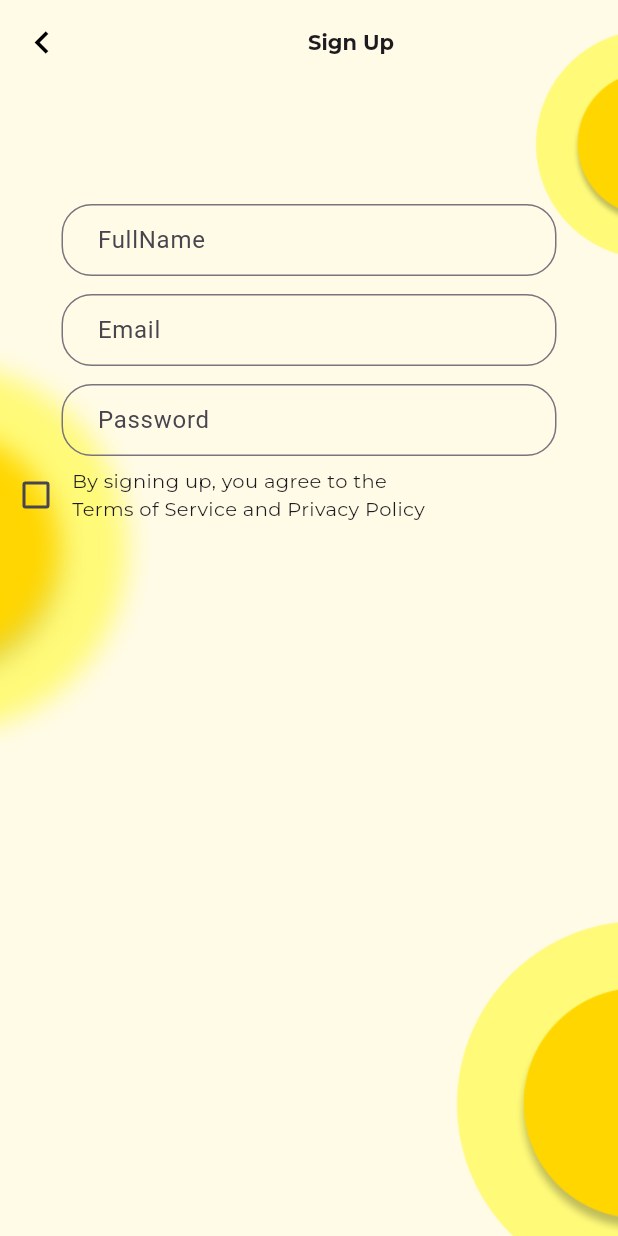
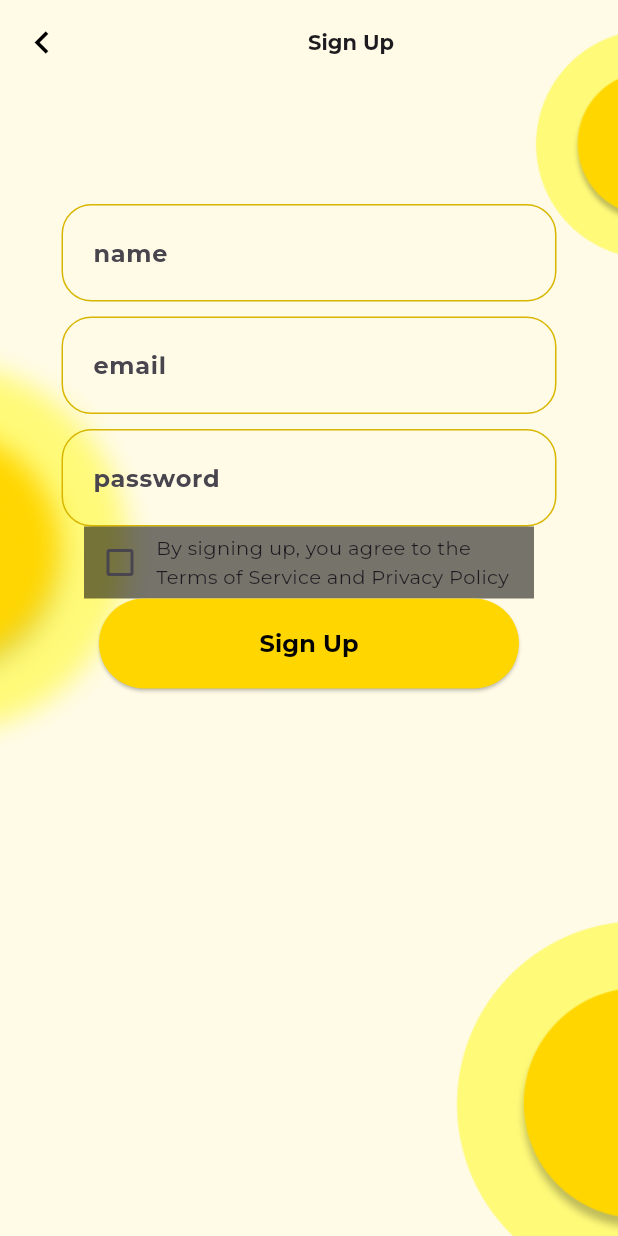
Before and after one commit to lati-tibabu/uni_pace, a Flutter app: the screen it shows after launch, on a phone screen of 412 x 824 dp. Run offline on Flutter 3.47's test engine with Material 3 defaults, Android fonts, the phone set to English and light mode, and no system bars; our stand-ins replace flutter_svg, google_fonts.

Commit message:
textfield, passwordfield and primary button components created

```diff
--- a/lib/auth_screen/signup.dart
+++ b/lib/auth_screen/signup.dart
@@ -1,5 +1,8 @@
 import 'package:flutter/material.dart';
 import 'package:google_fonts/google_fonts.dart';
+import 'package:uni_pace/components/passwordfield.dart';
+import 'package:uni_pace/components/primarybutton.dart';
+import 'package:uni_pace/components/textfield.dart';
 import 'package:uni_pace/onboarding/onboarding_pages.dart';
 
 class Login extends StatefulWidget {
@@ -25,7 +28,7 @@ class _LoginState extends State<Login> {
         Container(
           width: double.infinity,
           height: double.infinity,
-          decoration: BoxDecoration(
+          decoration: const BoxDecoration(
             image: DecorationImage(
               image: AssetImage("assets/background/auth_bg1.png"),
               fit: BoxFit.cover,
@@ -37,12 +40,13 @@ class _LoginState extends State<Login> {
           appBar: AppBar(
             backgroundColor: Colors.transparent,
             leading: IconButton(
-              icon: Icon(Icons.chevron_left),
+              icon: const Icon(Icons.chevron_left),
               iconSize: 30,
               onPressed: () {
                 Navigator.pushReplacement(
                   context,
-                  MaterialPageRoute(builder: (context) => OnboardingPages()),
+                  MaterialPageRoute(
+                      builder: (context) => const OnboardingPages()),
                 );
               },
               color: Colors.black,
@@ -59,83 +63,26 @@ class _LoginState extends State<Login> {
           ),
           body: Column(
             children: [
-              SizedBox(width: 0.0, height: 80.0),
+              const SizedBox(width: 0.0, height: 80.0),
+              // ignore: prefer_const_constructors
               Center(
-                child: Container(
-                  width: 330,
-                  height: 50,
-                  child: TextField(
-                    style: GoogleFonts.montserrat(
-                        fontSize: 14,
-                        color: Color.fromARGB(255, 67, 55, 0),
-                        fontWeight: FontWeight.bold),
-                    decoration: InputDecoration(
-                      contentPadding:
-                          EdgeInsets.symmetric(vertical: 8, horizontal: 20),
-                      border: OutlineInputBorder(
-                        borderRadius: BorderRadius.circular(20),
-                        borderSide: BorderSide(
-                          color: Color(0xFFD8B600),
-                          width: 2,
-                        ),
-                      ),
-                      labelText: "FullName",
-                    ),
-                  ),
+                child: Textfield(hintName: "name"),
+              ),
+              const SizedBox(width: 0.0, height: 10.0),
+              // ignore: prefer_const_constructors
+              Center(
+                child: Textfield(hintName: "email"),
+              ),
+              const SizedBox(width: 0.0, height: 10.0),
+              // ignore: prefer_const_constructors
+              Center(
+                child: Passwordfield(hintName: "password"),
+              ),
+              Container(
+                width: 300,
+                decoration: BoxDecoration(
+                  color: Colors.black54,
                 ),
-              ),
-              SizedBox(width: 0.0, height: 10.0),
-              Center(
-                child: Container(
-                  width: 330,
-                  height: 50, // Adjust the height here
-                  child: TextField(
-                    style: GoogleFonts.montserrat(
-                        fontSize: 14,
-                        color: Color.fromARGB(255, 67, 55, 0),
-                        fontWeight: FontWeight.bold),
-                    decoration: InputDecoration(
-                      contentPadding:
-                          EdgeInsets.symmetric(vertical: 8, horizontal: 20),
-                      border: OutlineInputBorder(
-                        borderRadius: BorderRadius.circular(20),
-                        borderSide: BorderSide(
-                          color: Color(0xFFD8B600),
-                          width: 2,
-                        ),
-                      ),
-                      labelText: "Email",
-                    ),
-                  ),
-                ),
-              ),
-              SizedBox(width: 0.0, height: 10.0),
-              Center(
-                child: Container(
-                  width: 330,
-                  height: 50, // Adjust the height here
-                  child: TextField(
-                    obscureText: true,
-                    style: GoogleFonts.montserrat(
-                        fontSize: 14,
-                        color: Color.fromARGB(255, 67, 55, 0),
-                        fontWeight: FontWeight.bold),
-                    decoration: InputDecoration(
-                      contentPadding:
-                          EdgeInsets.symmetric(vertical: 8, horizontal: 20),
-                      border: OutlineInputBorder(
-                        borderRadius: BorderRadius.circular(20),
-                        borderSide: BorderSide(
-                          color: Color(0xFFD8B600),
-                          width: 2,
-                        ),
-                      ),
-                      labelText: "Password",
-                    ),
-                  ),
-                ),
-              ),
-              Center(
                 child: Row(
                   crossAxisAlignment: CrossAxisAlignment.center,
                   children: [
@@ -155,7 +102,8 @@ class _LoginState extends State<Login> {
                     ),
                   ],
                 ),
-              )
+              ),
+              const Primarybutton(ButtonText: "Sign Up"),
             ],
           ),
         )
--- /dev/null
+++ b/lib/components/passwordfield.dart
@@ -0,0 +1,39 @@
+import 'package:flutter/material.dart';
+import 'package:google_fonts/google_fonts.dart';
+
+class Passwordfield extends StatelessWidget {
+  final String hintName;
+
+  const Passwordfield({Key? key, required this.hintName}) : super(key: key);
+  @override
+  Widget build(BuildContext context) {
+    return Container(
+      width: 330,
+      height: 65,
+      decoration: BoxDecoration(
+        borderRadius: BorderRadius.circular(20),
+        border: Border.all(
+          color: const Color(0xFFD8B600),
+          width: 1,
+        ),
+      ),
+      child: Center(
+        child: TextField(
+          obscureText: true,
+          style: GoogleFonts.montserrat(
+              fontSize: 14,
+              color: const Color.fromARGB(255, 67, 55, 0),
+              fontWeight: FontWeight.bold),
+          decoration: InputDecoration(
+            contentPadding: EdgeInsets.symmetric(vertical: 0, horizontal: 20),
+            hintText: hintName, //hintName shoud come here as argument
+            hintStyle: TextStyle(
+              fontSize: 16,
+            ),
+            border: InputBorder.none,
+          ),
+        ),
+      ),
+    );
+  }
+}
--- /dev/null
+++ b/lib/components/primarybutton.dart
@@ -0,0 +1,30 @@
+import 'package:flutter/material.dart';
+import 'package:google_fonts/google_fonts.dart';
+
+class Primarybutton extends StatelessWidget {
+  final String ButtonText;
+  const Primarybutton({Key? key, required this.ButtonText}) : super(key: key);
+
+  @override
+  Widget build(BuildContext context) {
+    return ElevatedButton(
+      style: ButtonStyle(
+          minimumSize: WidgetStateProperty.all(const Size(280, 60)),
+          backgroundColor: WidgetStateProperty.all(const Color(0xFFFFD600))),
+      onPressed: () {
+        // Navigator.pushReplacement(
+        //   context,
+        //   MaterialPageRoute(builder: (context) => Login()),
+        // );
+      },
+      child: Text(
+        ButtonText,
+        style: GoogleFonts.montserrat(
+          fontSize: 16,
+          fontWeight: FontWeight.bold,
+          color: Colors.black,
+        ),
+      ),
+    );
+  }
+}
--- /dev/null
+++ b/lib/components/textfield.dart
@@ -0,0 +1,39 @@
+import 'package:flutter/material.dart';
+import 'package:google_fonts/google_fonts.dart';
+
+class Textfield extends StatelessWidget {
+  final String hintName;
+
+  const Textfield({Key? key, required this.hintName}) : super(key: key);
+  @override
+  Widget build(BuildContext context) {
+    return Container(
+      width: 330,
+      height: 65,
+      decoration: BoxDecoration(
+        borderRadius: BorderRadius.circular(20),
+        border: Border.all(
+          color: const Color(0xFFD8B600),
+          width: 1,
+        ),
+      ),
+      child: Center(
+        child: TextField(
+          // obscureText: true,
+          style: GoogleFonts.montserrat(
+              fontSize: 14,
+              color: const Color.fromARGB(255, 67, 55, 0),
+              fontWeight: FontWeight.bold),
+          decoration: InputDecoration(
+            contentPadding: EdgeInsets.symmetric(vertical: 0, horizontal: 20),
+            hintText: hintName, //hintName shoud come here as argument
+            hintStyle: TextStyle(
+              fontSize: 16,
+            ),
+            border: InputBorder.none,
+          ),
+        ),
+      ),
+    );
+  }
+}
```
